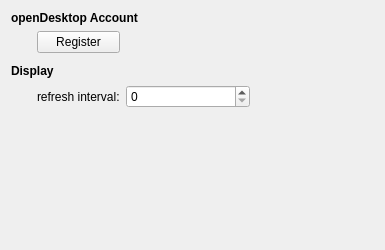
Old version of the form applets/knowledgebase/knowledgeBaseConfig.ui in the repository KDE/kdeplasma-addons.
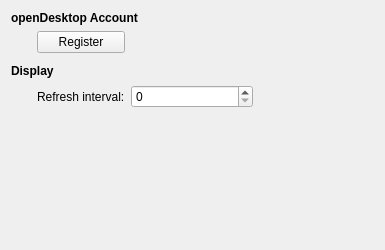
New version of the form. Custom widgets are drawn as their Qt base class.

Commit message: Capitalize the first word

What changed in the file:
```diff
--- a/applets/knowledgebase/knowledgeBaseConfig.ui
+++ b/applets/knowledgebase/knowledgeBaseConfig.ui
@@ -68,7 +68,7 @@
    <item row="4" column="1" colspan="2">
     <widget class="QLabel" name="label_4">
      <property name="text">
-      <string>refresh interval:</string>
+      <string>Refresh interval:</string>
      </property>
      <property name="buddy">
       <cstring>refreshTime</cstring>
```
